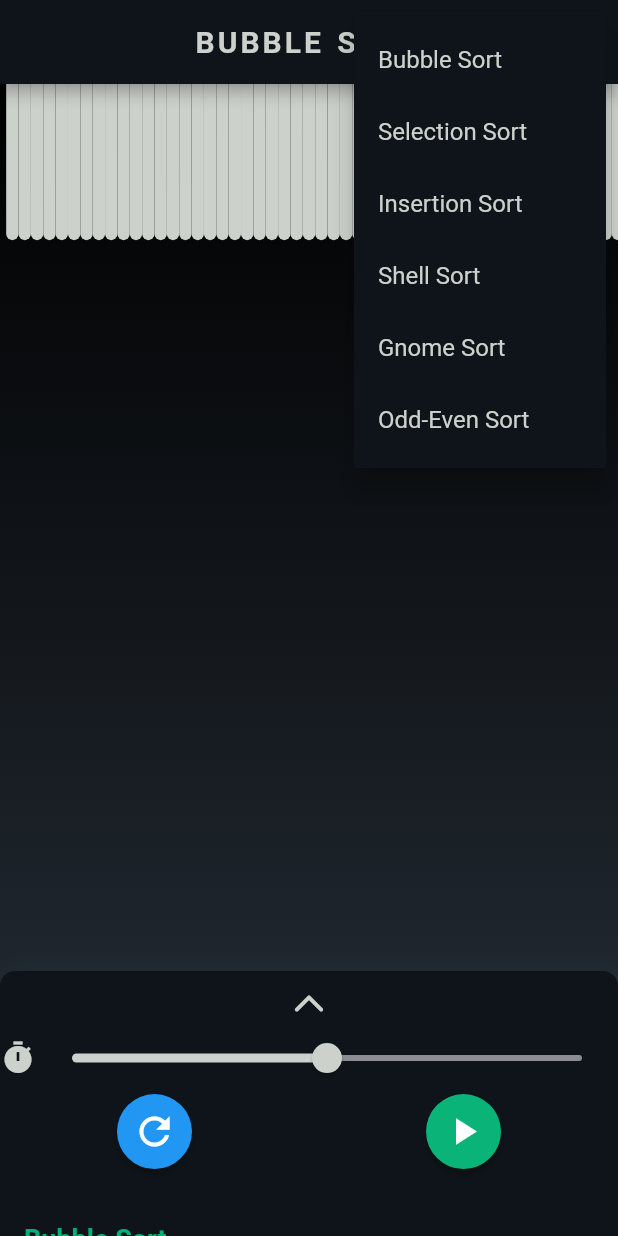
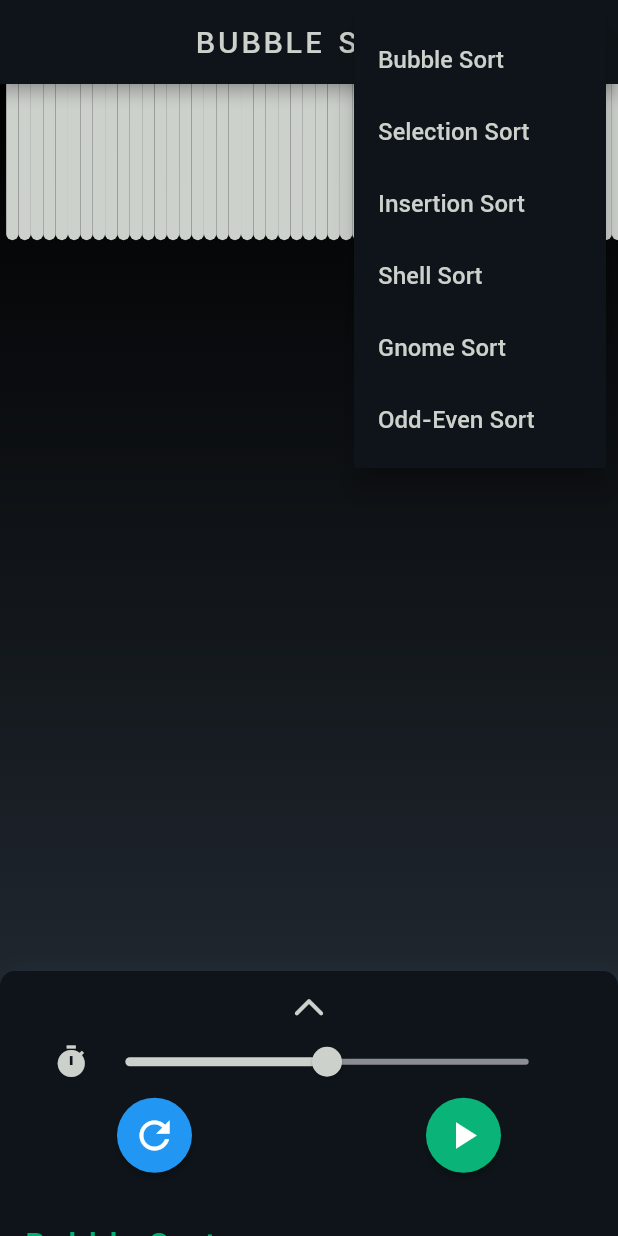
Before and after one commit to jaiswal4sudeep/SortItOut-Sorting_Visualizer, a Flutter app: the screen it shows after launch, after a tap on the "more vert" icon, on a phone screen of 412 x 824 dp. Run offline on Flutter 3.47's test engine with Material 2 defaults, Android fonts, the light colour scheme and no system bars.

Commit message:
Local Fonts Added

```diff
--- a/lib/pages/home_page.dart
+++ b/lib/pages/home_page.dart
@@ -248,6 +248,7 @@ class _HomePageState extends State<HomePage> {
             letterSpacing: 2.0,
             wordSpacing: 2.0,
             fontWeight: FontWeight.w600,
+            fontFamily: 'Roboto',
           ),
         ),
         backgroundColor: const Color(0xFF0E1419),
@@ -261,6 +262,7 @@ class _HomePageState extends State<HomePage> {
                   'Bubble Sort',
                   style: TextStyle(
                     color: Color(0xFFCDD1CC),
+                    fontFamily: 'Roboto',
                   ),
                 ),
                 value: '1',
@@ -269,6 +271,7 @@ class _HomePageState extends State<HomePage> {
                 child: Text(
                   'Selection Sort',
                   style: TextStyle(
+                    fontFamily: 'Roboto',
                     color: Color(0xFFCDD1CC),
                   ),
                 ),
@@ -278,6 +281,7 @@ class _HomePageState extends State<HomePage> {
                 child: Text(
                   'Insertion Sort',
                   style: TextStyle(
+                    fontFamily: 'Roboto',
                     color: Color(0xFFCDD1CC),
                   ),
                 ),
@@ -287,6 +291,7 @@ class _HomePageState extends State<HomePage> {
                 child: Text(
                   'Shell Sort',
                   style: TextStyle(
+                    fontFamily: 'Roboto',
                     color: Color(0xFFCDD1CC),
                   ),
                 ),
@@ -296,6 +301,7 @@ class _HomePageState extends State<HomePage> {
                 child: Text(
                   'Gnome Sort',
                   style: TextStyle(
+                    fontFamily: 'Roboto',
                     color: Color(0xFFCDD1CC),
                   ),
                 ),
@@ -305,6 +311,7 @@ class _HomePageState extends State<HomePage> {
                 child: Text(
                   'Odd-Even Sort',
                   style: TextStyle(
+                    fontFamily: 'Roboto',
                     color: Color(0xFFCDD1CC),
                   ),
                 ),
@@ -461,9 +468,10 @@ class _HomePageState extends State<HomePage> {
                   child: ListView(
                     controller: scrollController,
                     children: [
-                      const Padding(
-                        padding: EdgeInsets.fromLTRB(0, 10, 0, 0),
-                        child: RotatedBox(
+                      Padding(
+                        padding: EdgeInsets.only(
+                            top: MediaQuery.of(context).size.width / 33),
+                        child: const RotatedBox(
                           quarterTurns: 1,
                           child: Icon(
                             Icons.arrow_back_ios_rounded,
@@ -472,13 +480,13 @@ class _HomePageState extends State<HomePage> {
                         ),
                       ),
                       Row(
+                        mainAxisAlignment: MainAxisAlignment.center,
                         children: [
                           const Icon(
                             Icons.timer,
                             color: Color(0xFFCDD1CC),
                           ),
-                          Expanded(
-                            child: SliderTheme(
+                          SliderTheme(
                             data: const SliderThemeData(
                               thumbColor: Color(0xFFCDD1CC),
                               activeTrackColor: Color(0xFFCDD1CC),
@@ -490,6 +498,8 @@ class _HomePageState extends State<HomePage> {
                               activeTickMarkColor: Colors.transparent,
                               inactiveTickMarkColor: Colors.transparent,
                             ),
+                            child: SizedBox(
+                              width: MediaQuery.of(context).size.width / 1.3,
                               child: Slider(
                                 value: initialDuration.toDouble(),
                                 min: minDuration,
@@ -502,15 +512,15 @@ class _HomePageState extends State<HomePage> {
                                         setState(
                                           () {
                                             initialDuration = value.round();
-                                            if (initialDuration == 5) {
-                                              currentDuration = 500 * 1;
+                                            if (initialDuration == 1) {
+                                              currentDuration = 500 * 15;
+                                            } else if (initialDuration == 2) {
+                                              currentDuration = 500 * 12;
+                                            } else if (initialDuration == 3) {
+                                              currentDuration = 500 * 10;
                                             } else if (initialDuration == 4) {
-                                              currentDuration = 500 * 2;
-                                            } else if (initialDuration == 3) {
-                                              currentDuration = 500 * 3;
-                                            } else if (initialDuration == 2) {
-                                              currentDuration = 500 * 4;
-                                            } else if (initialDuration == 1) {
+                                              currentDuration = 500 * 8;
+                                            } else if (initialDuration == 5) {
                                               currentDuration = 500 * 5;
                                             }
                                           },
@@ -575,8 +585,10 @@ class _HomePageState extends State<HomePage> {
                               currentSortingTitle,
                               style: const TextStyle(
                                 color: Color(0xFF02B075),
-                                fontSize: 18,
+                                fontSize: 22,
                                 fontWeight: FontWeight.w600,
+                                fontFamily: 'Roboto',
+                                letterSpacing: 1.2,
                               ),
                             ),
                           ),
@@ -590,6 +602,7 @@ class _HomePageState extends State<HomePage> {
                               style: const TextStyle(
                                 color: Color(0xFFCDD1CC),
                                 fontSize: 15,
+                                fontFamily: 'Roboto',
                               ),
                             ),
                           ),
@@ -612,6 +625,7 @@ class _HomePageState extends State<HomePage> {
                                         Text(
                                           'Time Complexity:',
                                           style: TextStyle(
+                                            fontFamily: 'Roboto',
                                             color:
                                                 Colors.white.withOpacity(0.75),
                                           ),
@@ -624,6 +638,7 @@ class _HomePageState extends State<HomePage> {
                                             Text(
                                               'Best Case: ',
                                               style: TextStyle(
+                                                fontFamily: 'Roboto',
                                                 color: Colors.white
                                                     .withOpacity(0.9),
                                               ),
@@ -631,6 +646,7 @@ class _HomePageState extends State<HomePage> {
                                             Text(
                                               currentSortingBestTimeComplexity,
                                               style: const TextStyle(
+                                                fontFamily: 'Roboto',
                                                 color: Colors.white,
                                                 fontWeight: FontWeight.bold,
                                               ),
@@ -645,6 +661,7 @@ class _HomePageState extends State<HomePage> {
                                             Text(
                                               'Worst Case: ',
                                               style: TextStyle(
+                                                fontFamily: 'Roboto',
                                                 color: Colors.white
                                                     .withOpacity(0.9),
                                               ),
@@ -653,6 +670,7 @@ class _HomePageState extends State<HomePage> {
                                               currentSortingWorstTimeComplexity,
                                               style: const TextStyle(
                                                 color: Colors.white,
+                                                fontFamily: 'Roboto',
                                                 fontWeight: FontWeight.bold,
                                               ),
                                             ),
@@ -666,6 +684,7 @@ class _HomePageState extends State<HomePage> {
                                             Text(
                                               'Average Case: ',
                                               style: TextStyle(
+                                                fontFamily: 'Roboto',
                                                 color: Colors.white
                                                     .withOpacity(0.9),
                                               ),
@@ -673,6 +692,7 @@ class _HomePageState extends State<HomePage> {
                                             Text(
                                               currentSortingAvgTimeComplexity,
                                               style: const TextStyle(
+                                                fontFamily: 'Roboto',
                                                 color: Colors.white,
                                                 fontWeight: FontWeight.bold,
                                               ),
@@ -691,6 +711,7 @@ class _HomePageState extends State<HomePage> {
                                         Text(
                                           'Space Complexity:',
                                           style: TextStyle(
+                                            fontFamily: 'Roboto',
                                             color:
                                                 Colors.white.withOpacity(0.75),
                                           ),
@@ -703,6 +724,7 @@ class _HomePageState extends State<HomePage> {
                                             Text(
                                               'Worst Case: ',
                                               style: TextStyle(
+                                                fontFamily: 'Roboto',
                                                 color: Colors.white
                                                     .withOpacity(0.9),
                                               ),
@@ -710,6 +732,7 @@ class _HomePageState extends State<HomePage> {
                                             Text(
                                               currentSortingSpaceComplexity,
                                               style: const TextStyle(
+                                                fontFamily: 'Roboto',
                                                 color: Colors.white,
                                                 fontWeight: FontWeight.bold,
                                               ),
@@ -738,6 +761,7 @@ class _HomePageState extends State<HomePage> {
                                 Text(
                                   'Made with ',
                                   style: TextStyle(
+                                    fontFamily: 'Roboto',
                                     color: Color(0xFFCDD1CC),
                                     fontSize: 12,
                                   ),
@@ -750,6 +774,7 @@ class _HomePageState extends State<HomePage> {
                                 Text(
                                   ' By',
                                   style: TextStyle(
+                                    fontFamily: 'Roboto',
                                     color: Color(0xFFCDD1CC),
                                     fontSize: 12,
                                   ),
@@ -757,6 +782,7 @@ class _HomePageState extends State<HomePage> {
                                 Text(
                                   ' SuDeep Jaiswal',
                                   style: TextStyle(
+                                    fontFamily: 'Roboto',
                                     color: Color(0xFFCDD1CC),
                                     fontWeight: FontWeight.bold,
                                     fontSize: 12,
@@ -771,7 +797,7 @@ class _HomePageState extends State<HomePage> {
                   ),
                 );
               },
-            )
+            ),
           ],
         ),
       ),
```
Also changed, not shown: pubspec.yaml (+4 -9 lines), assets/fonts/roboto/Roboto-Medium.ttf (added), assets/images/mergesort.png (deleted), assets/images/quicksort.png (deleted), assets/images/radixsort.png (deleted). Lines whose indentation alone changed are shown as unchanged.
